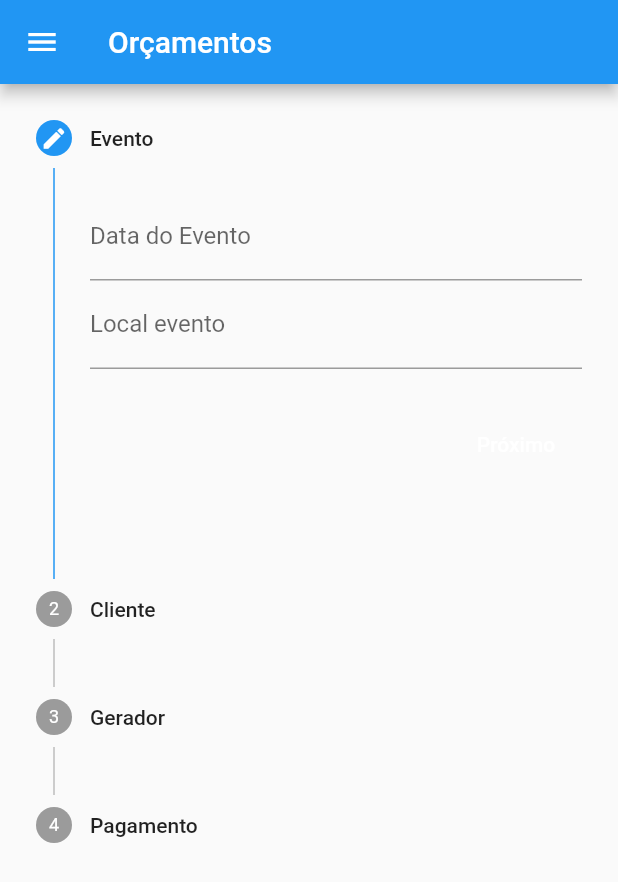
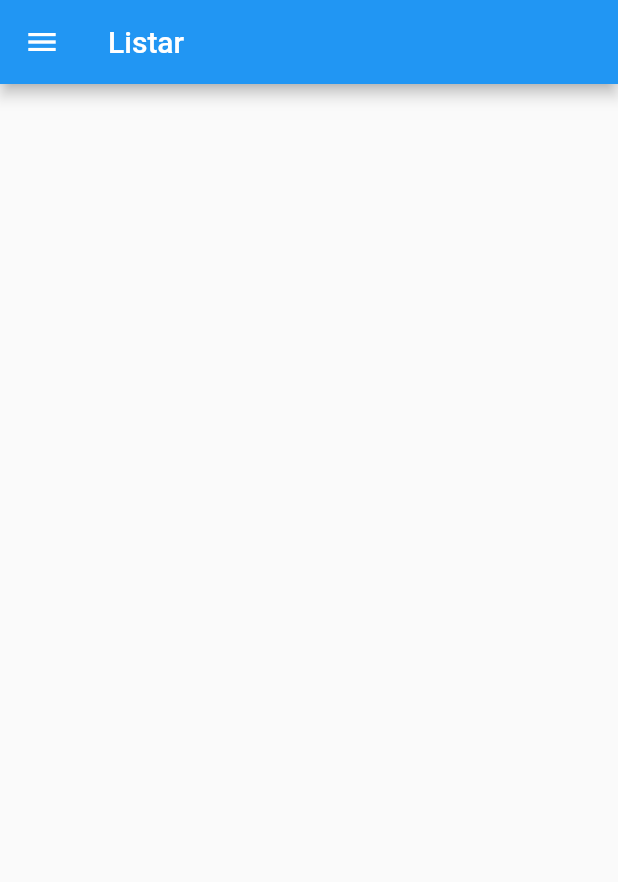
Before and after one commit to guilhermecoelho/br.com.vcgeradores, a Flutter app: the screen it shows after launch, on a phone screen of 412 x 824 dp. Shown: the top 882 px of the screen. Run offline on Flutter 3.47's test engine with Material 2 defaults, Android fonts, the phone set to English and light mode, and no system bars; drawn by our look-alikes of datetime_picker_formfield; our stand-ins replace pdf, printing, sqflite; accounts and stored records are empty.

```diff
--- a/lib/main.dart
+++ b/lib/main.dart
@@ -1,7 +1,7 @@
 import 'package:flutter/material.dart';
-import 'package:vc_geradores/src/budget/createBudget.dart';
+import 'package:vc_geradores/src/budget/listBudget.dart';
 import 'package:intl/date_symbol_data_local.dart';
 
 
 
-void main() => initializeDateFormatting('pt_BR', null).then((_) =>  runApp(CreateBudget()));
+void main() => initializeDateFormatting('pt_BR', null).then((_) =>  runApp(ListBudget()));
--- a/lib/src/budget/createBudget.dart
+++ b/lib/src/budget/createBudget.dart
@@ -4,10 +4,8 @@ import 'package:flutter/services.dart';
 import 'package:intl/intl.dart';
 import 'package:pdf/pdf.dart';
 import 'package:printing/printing.dart';
-import 'package:vc_geradores/src/models/budgetModel.dart';
 import 'package:vc_geradores/src/sidebar.dart';
 
-import '../models/budgetModel.dart';
 
 class CreateBudget extends StatefulWidget {
   @override
@@ -15,7 +13,6 @@ class CreateBudget extends StatefulWidget {
 }
 
 class _CreateBudget extends State<CreateBudget> {
-
   final orcamentoText = TextEditingController();
   final nomeClienteText = TextEditingController();
   final cidadeClienteText = TextEditingController();
@@ -34,8 +31,6 @@ class _CreateBudget extends State<CreateBudget> {
 
   //forma de pagamento
   final formaPagamentoTextValue = TextEditingController();
-
-  static BudgetModel data = new BudgetModel();
 
   bool completed = false;
   int _currentStep = 0;
@@ -93,6 +88,7 @@ class _CreateBudget extends State<CreateBudget> {
             )));
   }
 
+//form steps
   List<Step> _getSteps(BuildContext context) {
     spr = [
       Step(
@@ -111,7 +107,6 @@ class _CreateBudget extends State<CreateBudget> {
                     firstDate: DateTime(1900),
                     lastDate: DateTime(2100));
               },
-
               controller: eventoDataInicio,
             ),
             TextFormField(
@@ -192,6 +187,7 @@ class _CreateBudget extends State<CreateBudget> {
     return spr;
   }
 
+
   StepState _getState(int i) {
     if (_currentStep == i)
       return StepState.editing;
@@ -250,7 +246,7 @@ class _CreateBudget extends State<CreateBudget> {
 
       //dados cliente.
       String codeBudget = '';
-      if(eventoDataInicio.text != null){
+      if (eventoDataInicio.text != null) {
         var eventDateSplit = eventoDataInicio.text.split('/');
         codeBudget = eventDateSplit[2] + eventDateSplit[1] + eventDateSplit[0];
       }
@@ -282,11 +278,14 @@ class _CreateBudget extends State<CreateBudget> {
           'formaPagamentoTextValue', formaPagamentoTextValue.text);
 
       // validade orçamento
-        file = file.replaceFirst(
-          'dataLimiteOrcamento', new DateFormat.yMMMMd("pt_BR").format(DateTime.now().add(new Duration(days: 15))).toUpperCase());
+      file = file.replaceFirst(
+          'dataLimiteOrcamento',
+          new DateFormat.yMMMMd("pt_BR")
+              .format(DateTime.now().add(new Duration(days: 15)))
+              .toUpperCase());
 
-      file = file.replaceFirst(
-          'dataOrcamento', new DateFormat.yMMMMd("pt_BR").format(DateTime.now()));
+      file = file.replaceFirst('dataOrcamento',
+          new DateFormat.yMMMMd("pt_BR").format(DateTime.now()));
       return file;
     } catch (e) {
       // If encountering an error, return 0.
--- /dev/null
+++ b/lib/src/budget/listBudget.dart
@@ -0,0 +1,43 @@
+import 'package:flutter/cupertino.dart';
+import 'package:flutter/material.dart';
+import 'package:vc_geradores/src/connections/budgetDao.dart';
+import 'package:vc_geradores/src/models/budgetModel.dart';
+
+import '../sidebar.dart';
+
+class ListBudget extends StatefulWidget {
+  @override
+  _ListBudget createState() => _ListBudget();
+}
+
+class _ListBudget extends State<ListBudget> {
+
+  Future getProjectDetails() async {
+    List<BudgetModel> projetcList = await listBudget();
+    return projetcList;
+  }
+
+  @override
+  Widget build(BuildContext context) {
+    return MaterialApp(
+      home: Scaffold(
+        appBar: AppBar(
+          title: const Text('Listar '),
+        ),
+        drawer: SideBar(),
+        body: FutureBuilder<List>(
+            future: listBudget(),
+            initialData: List(),
+            builder: (context, snapshot) {
+              return snapshot.hasData
+                  ? new ListView.builder(
+                      itemCount: snapshot.data.length,
+                      itemBuilder: (context, index) {
+                        return Text(snapshot.data[index].clientName);
+                      })
+                  : Center(child: CircularProgressIndicator());
+            }),
+      ),
+    );
+  }
+}
--- a/lib/src/models/budgetModel.dart
+++ b/lib/src/models/budgetModel.dart
@@ -1,10 +1,12 @@
 class BudgetModel {
+
+  final int id;
   String budgetCode = '';
   String budgetTotalValue = '';
   String budgetDate = '';
 
   //client
-  String clientName = '';
+  final String clientName;
   String clientCity = '';
   String clientPhone = '';
   String clientEmail = '';
@@ -22,4 +24,10 @@ class BudgetModel {
 
   //payment
   String paymentType = '';
+
+  BudgetModel({this.id, this.clientName});
+
+  Map<String, dynamic> toMap() {
+    return {'id': id, 'clientName': clientName};
+  }
 }
--- a/pubspec.yaml
+++ b/pubspec.yaml
@@ -28,6 +28,8 @@ dependencies:
   printing: ^3.1.0
   datetime_picker_formfield: ^1.0.0
   intl: ^0.16.1
+  sqflite: ^1.3.0
+  path_provider: ^1.3.0
 
 dev_dependencies:
   flutter_test:
```
Also changed, not shown: lib/database/database.dart (added, +34 -0 lines), lib/src/connections/budgetDao.dart (added, +42 -0 lines), pubspec.lock.
